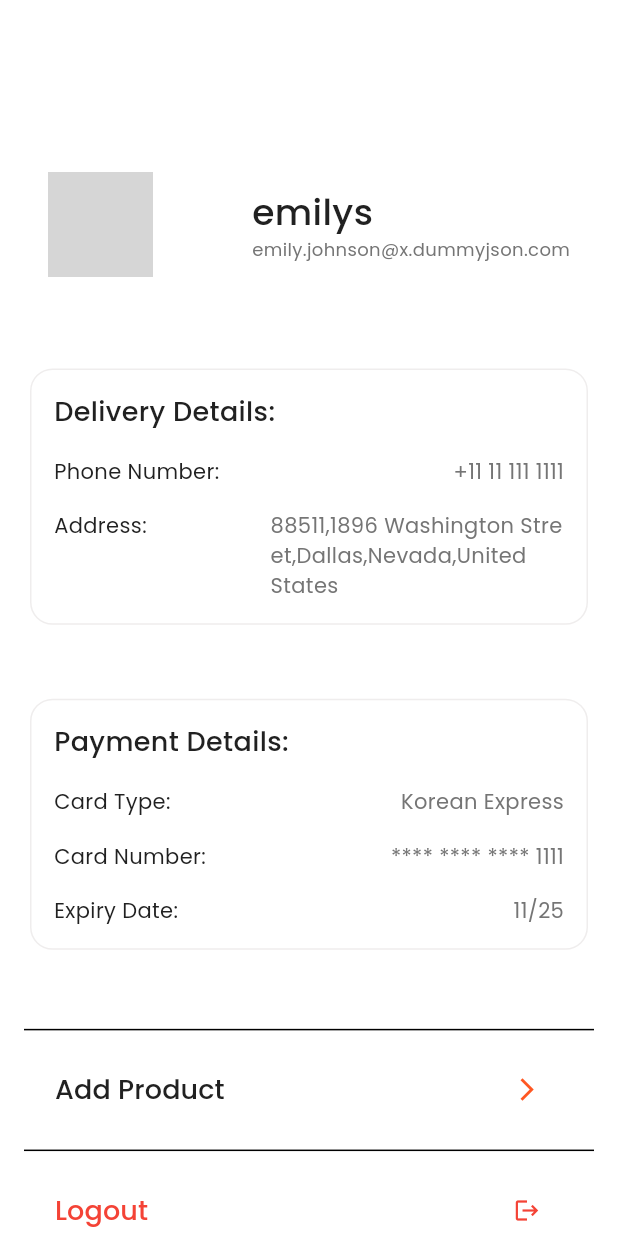
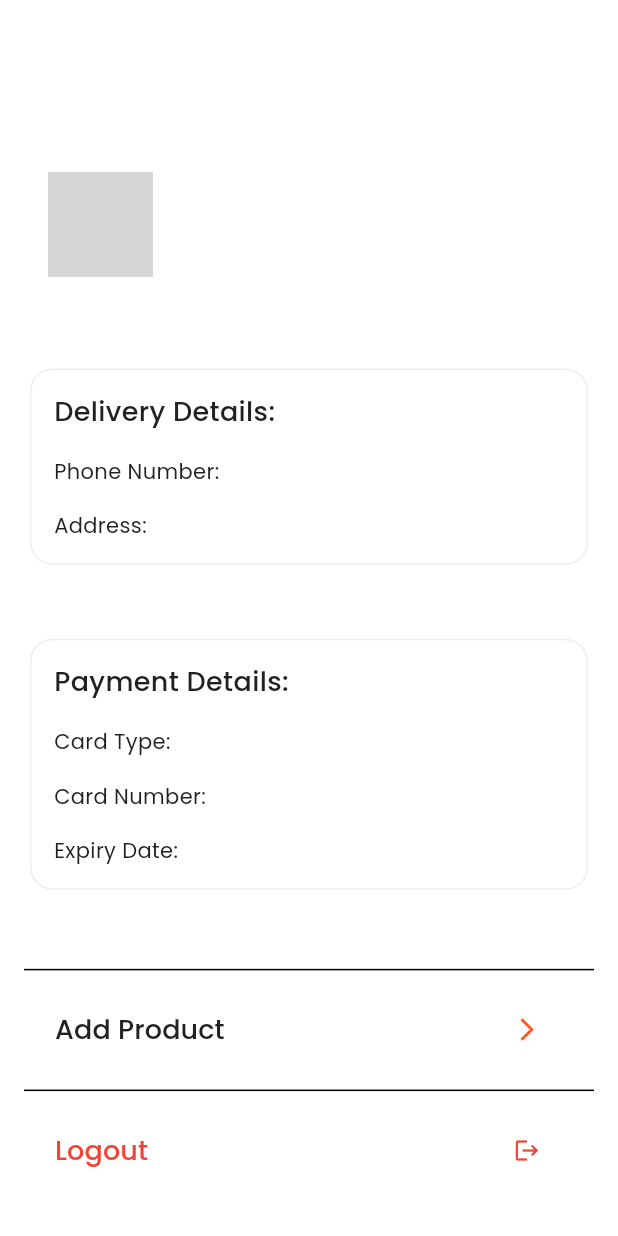
Before and after one commit to Shopfinity-team/shopfinity, a Flutter app: the ProfileScreen screen opened by its route, on a phone screen of 412 x 824 dp. Run offline on Flutter 3.47's test engine with Material 3 defaults, Android fonts, the phone set to English and light mode, and no system bars; our stand-ins replace country_picker, get, shared_preferences; accounts and stored records are empty; network calls fail; grey boxes are pictures that could not be loaded.

Commit message:
Finished profile screen states

```diff
--- a/lib/features/auth/profile_screen.dart
+++ b/lib/features/auth/profile_screen.dart
@@ -17,7 +17,8 @@ class ProfileScreen extends StatelessWidget {
 
     return Scaffold(
       body: SingleChildScrollView(
-        child: Padding(
+        child: Obx(() =>
+          Padding(
             padding: const EdgeInsets.all(16.0),
             child: Column(
               children: [
@@ -30,22 +31,22 @@ class ProfileScreen extends StatelessWidget {
                     mainAxisAlignment: MainAxisAlignment.spaceBetween,
                     crossAxisAlignment: CrossAxisAlignment.center,
                     children: [
-                    const CircleAvatar(
+                      CircleAvatar(
                         radius: 35,
                         backgroundColor: Colors.transparent,
                         backgroundImage:
-                          NetworkImage("https://dummyjson.com/icon/emilys/128"),
+                            NetworkImage(profileController.userProfileImage.value),
                       ),
                       Column(
                         crossAxisAlignment: CrossAxisAlignment.start,
                         children: [
-                        const Text(
-                          "emilys",
+                          Text(
+                            profileController.userName.value,
                             style: TextStyle(
                                 fontSize: 24, fontWeight: FontWeight.w500),
                           ),
                           Text(
-                          "emily.johnson@x.dummyjson.com",
+                            profileController.userEmail.value,
                             style: TextStyle(
                               fontSize: 12,
                               color: Theme.of(context).textTheme.bodySmall?.color,
@@ -94,7 +95,7 @@ class ProfileScreen extends StatelessWidget {
                               ),
                             ),
                             Text(
-                            "+11 11 111 1111",
+                              profileController.userPhone.value,
                               style: TextStyle(
                                 fontSize: 14,
                                 color:
@@ -121,7 +122,7 @@ class ProfileScreen extends StatelessWidget {
                             ),
                             Flexible(
                               child: Text(
-                              "88511,1896 Washington Street,Dallas,Nevada,United States",
+                                profileController.userAddress.value,
                                 style: TextStyle(
                                   fontSize: 14,
                                   color: Theme.of(context)
@@ -175,7 +176,7 @@ class ProfileScreen extends StatelessWidget {
                               ),
                             ),
                             Text(
-                            "Korean Express",
+                              profileController.cardType.value,
                               style: TextStyle(
                                 fontSize: 14,
                                 color:
@@ -197,7 +198,7 @@ class ProfileScreen extends StatelessWidget {
                               ),
                             ),
                             Text(
-                            "**** **** **** 1111",
+                              profileController.cardNumber.value,
                               style: TextStyle(
                                 fontSize: 14,
                                 color:
@@ -219,7 +220,7 @@ class ProfileScreen extends StatelessWidget {
                               ),
                             ),
                             Text(
-                            "11/25",
+                              profileController.cardExpiry.value,
                               style: TextStyle(
                                 fontSize: 14,
                                 color:
@@ -317,6 +318,7 @@ class ProfileScreen extends StatelessWidget {
             ),
           ),
         ),
+      ),
     );
   }
 }
--- a/lib/main.dart
+++ b/lib/main.dart
@@ -65,6 +65,6 @@ class _MyHomePageState extends State<MyHomePage> {
   @override
   Widget build(BuildContext context) {
 
-    return BottomNavBar();
+    return LoginPage();
   }
 }
```
Lines whose indentation alone changed are shown as unchanged.
